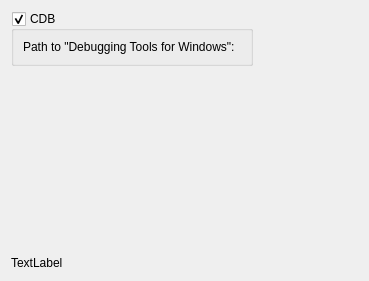
The window that src/plugins/debugger/cdb/cdboptionspagewidget.ui (qt-creator/qt-creator) describes before a commit, drawn with Qt 5.
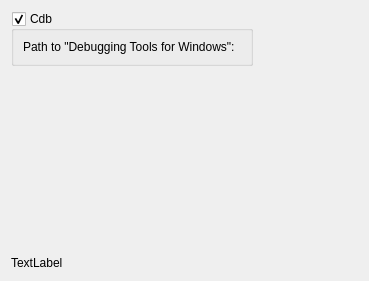
The same window after the commit. Custom widgets are drawn as their Qt base class.

The edit to the form file:
```diff
--- a/src/plugins/debugger/cdb/cdboptionspagewidget.ui
+++ b/src/plugins/debugger/cdb/cdboptionspagewidget.ui
@@ -22,7 +22,7 @@
         <string>These options take effect at the next start of Qt Creator.</string>
        </property>
        <property name="title">
-        <string>CDB</string>
+        <string>Cdb</string>
        </property>
        <property name="checkable">
         <bool>true</bool>
```
